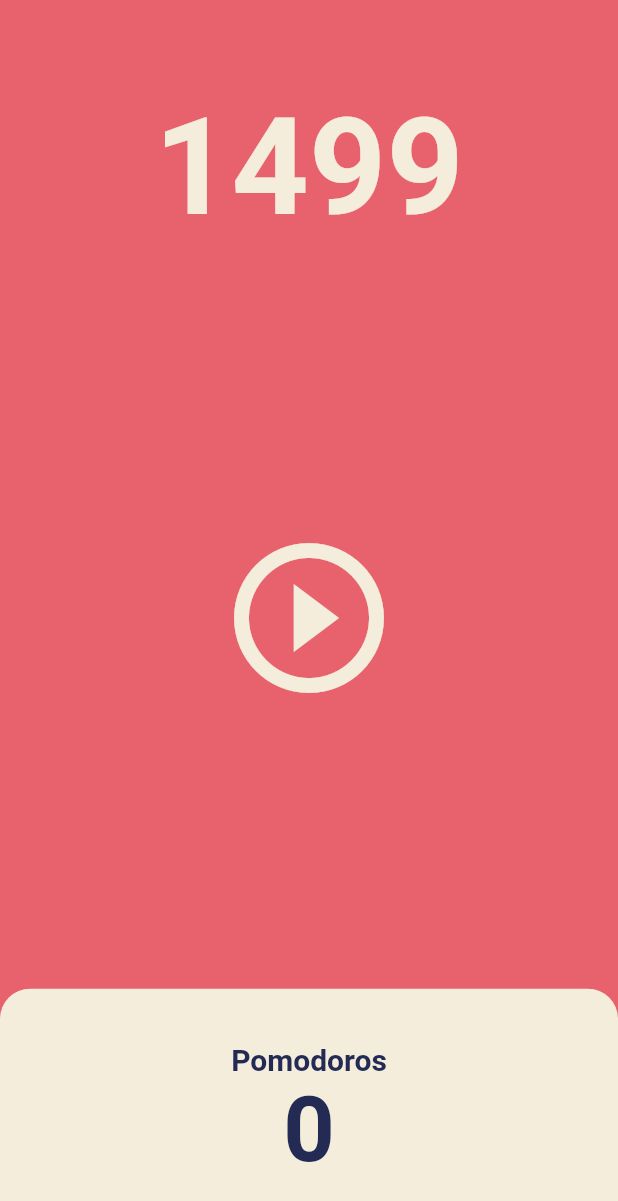
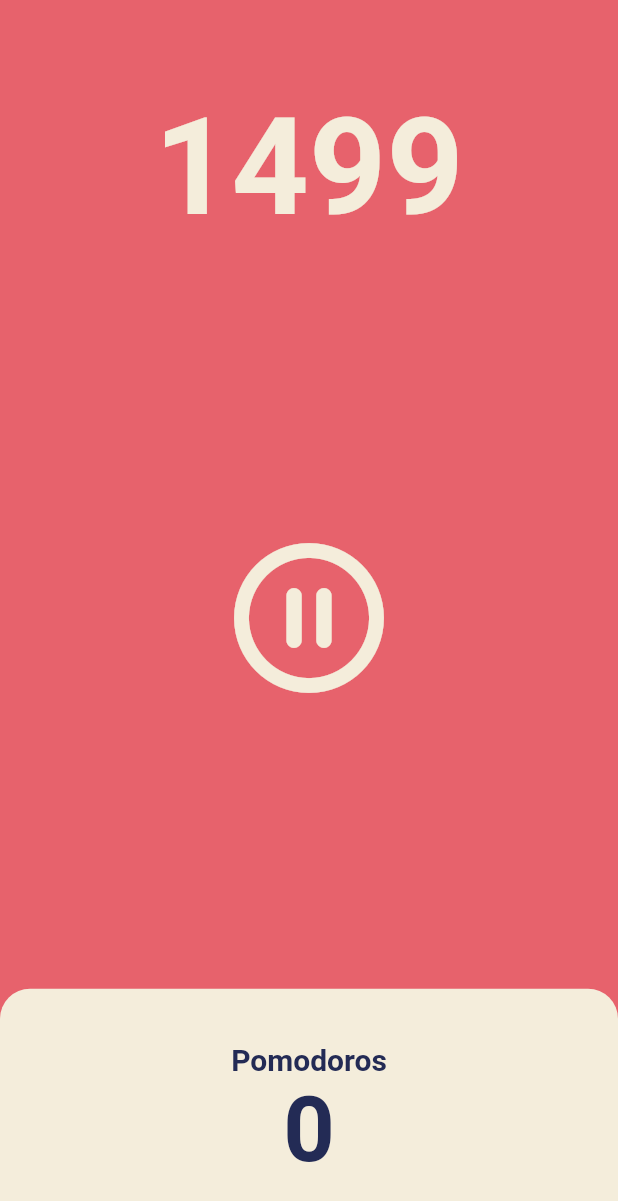
Before and after one commit to Alpaca92/IAL, a Flutter app: the screen it shows after launch, after a tap on the "play circle outline" icon, on a phone screen of 412 x 824 dp. Shown: the top 1201 px of the screen. Run offline on Flutter 3.47's test engine with Material 2 defaults, Android fonts, the phone set to English and light mode, and no system bars.

Commit message:
flutter #5.2

```diff
--- a/flutter/toonflix/lib/screens/home_screen.dart
+++ b/flutter/toonflix/lib/screens/home_screen.dart
@@ -11,6 +11,7 @@ class HomeScreen extends StatefulWidget {
 
 class _HomeScreenState extends State<HomeScreen> {
   int totalSeconds = 1500;
+  bool isRunning = false;
   late Timer timer;
 
   void onTick(Timer timer) {
@@ -24,6 +25,17 @@ class _HomeScreenState extends State<HomeScreen> {
       const Duration(seconds: 1),
       onTick,
     );
+
+    setState(() {
+      isRunning = true;
+    });
+  }
+
+  void onPausePressed() {
+    timer.cancel();
+    setState(() {
+      isRunning = false;
+    });
   }
 
   @override
@@ -50,12 +62,12 @@ class _HomeScreenState extends State<HomeScreen> {
             flex: 3,
             child: Center(
               child: IconButton(
-                icon: const Icon(
-                  Icons.play_circle_outline,
-                ),
+                icon: Icon(isRunning
+                    ? Icons.pause_circle_outline_rounded
+                    : Icons.play_circle_outline),
                 iconSize: 120,
                 color: Theme.of(context).cardColor,
-                onPressed: onStartPressed,
+                onPressed: isRunning ? onPausePressed : onStartPressed,
               ),
             ),
           ),
```
